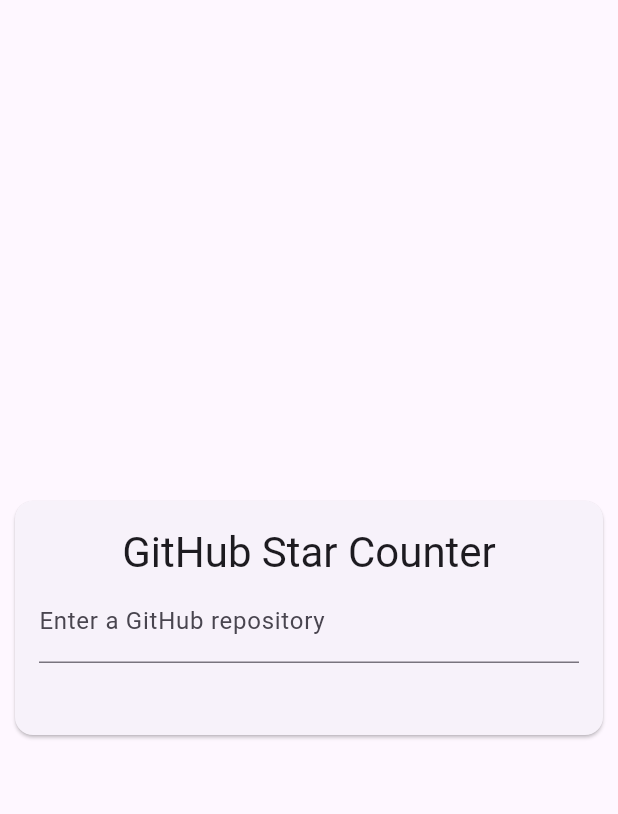
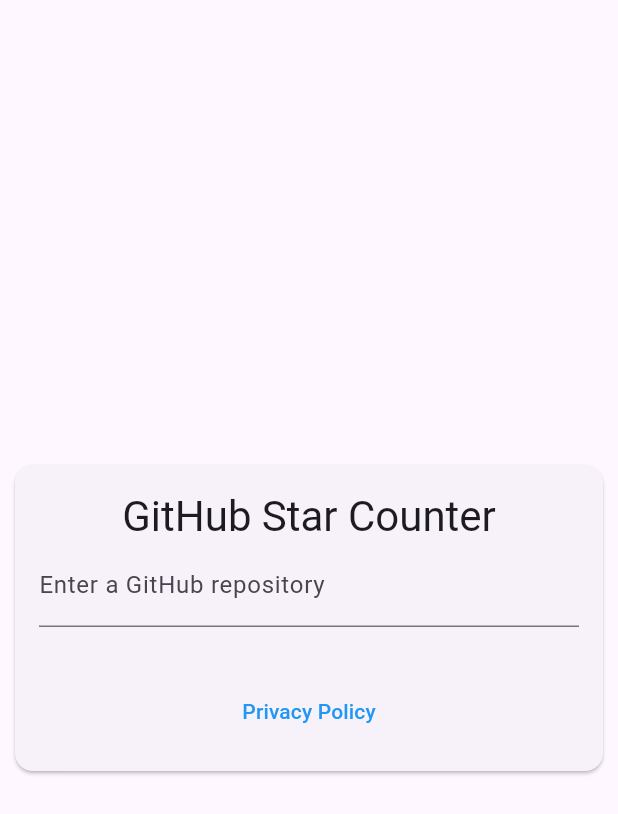
Before and after one commit to naolgithub/Reports-the-number-of-stars-on-github-repository, a Flutter app: the screen it shows after launch, on a phone screen of 412 x 824 dp. Shown: the top 814 px of the screen. Run offline on Flutter 3.47's test engine with Material 2 defaults, Android fonts, the phone set to English and light mode, and no system bars; missing offline and left inert: github.

```diff
--- a/star_counter/lib/main.dart
+++ b/star_counter/lib/main.dart
@@ -1,5 +1,6 @@
 import 'package:flutter/material.dart';
 
+import 'privacy_policy.dart';
 import 'star_counter.dart';
 
 void main() {
@@ -19,6 +20,7 @@
       ),
       routes: {
         '/': (context) => const HomePage(),
+        '/privacypolicy': (context) => const PrivacyPolicy(),
       },
     );
   }
@@ -69,6 +71,16 @@
                       repositoryName: _repositoryName,
                     ),
                   ),
+                  TextButton(
+                    style: ButtonStyle(
+                      foregroundColor: MaterialStateProperty.all(Colors.blue),
+                      overlayColor:
+                          MaterialStateProperty.all(Colors.transparent),
+                    ),
+                    onPressed: () =>
+                        Navigator.of(context).pushNamed('/privacypolicy'),
+                    child: const Text('Privacy Policy'),
+                  ),
                 ],
               ),
             ),
--- a/star_counter/pubspec.yaml
+++ b/star_counter/pubspec.yaml
@@ -30,6 +30,9 @@
 dependencies:
   flutter:
     sdk: flutter
+  flutter_markdown: ^0.6.15
+  github: ^9.15.1
+  intl: ^0.18.1
 
 
   # The following adds the Cupertino Icons font to your application.
```
Also changed, not shown: star_counter/firebase.json (added), star_counter/pubspec.lock, 3 other files.
